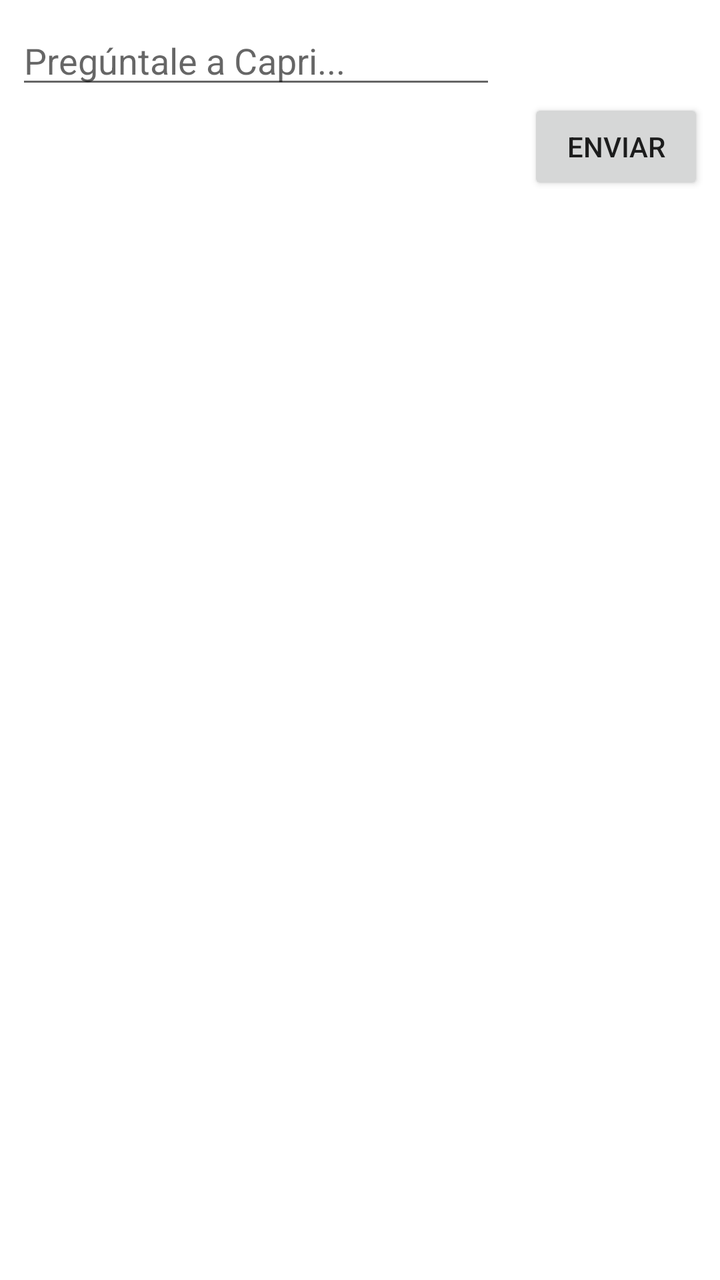
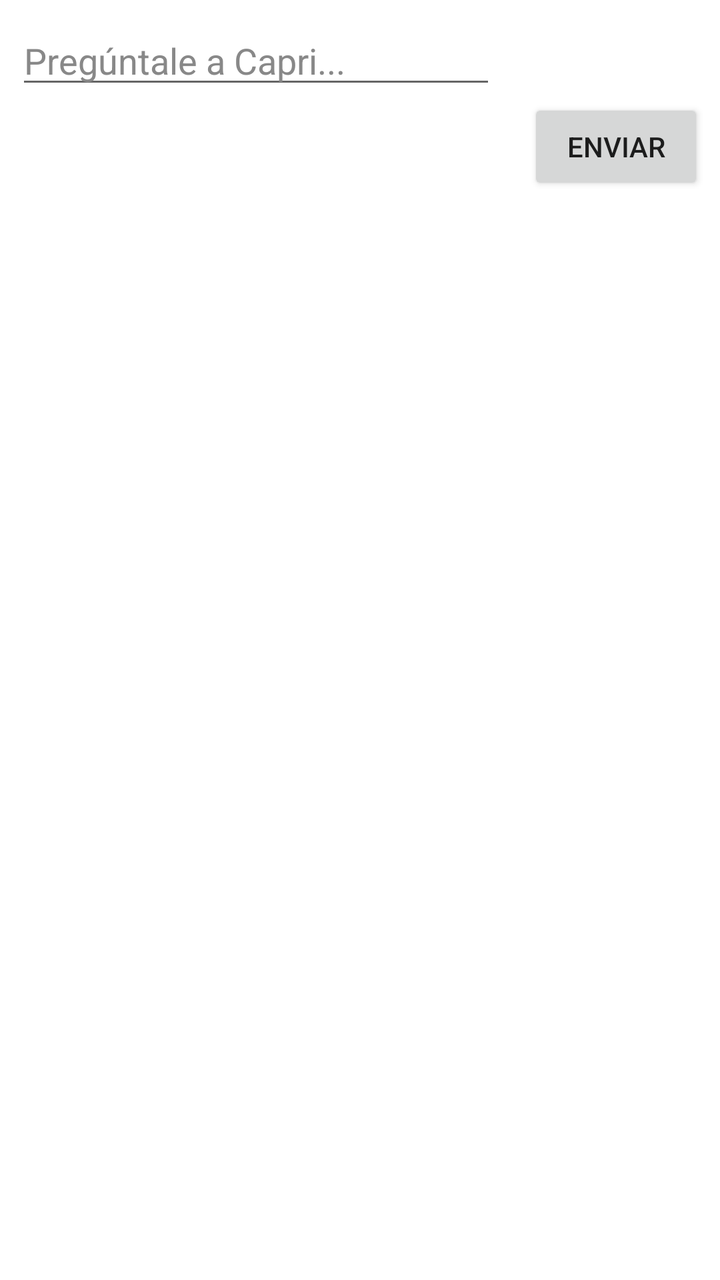

An Android layout rendered at two revisions. The XML below is the earlier revision; the diff shows what the commit changed to produce the second picture.
<!-- AndroidManifest.xml: application theme Theme.AppCompat.DayNight.NoActionBar -->
<!-- res/layout/popup_bubble_input.xml -->
<?xml version="1.0" encoding="utf-8"?>
<LinearLayout xmlns:android="http://schemas.android.com/apk/res/android"
    android:layout_width="wrap_content" android:layout_height="wrap_content"
    android:orientation="vertical" android:background="#FFFFFF"
    android:padding="8dp" android:elevation="8dp">

    <EditText android:id="@+id/edit_input"
        android:layout_width="240dp" android:layout_height="wrap_content"
        android:hint="Pregúntale a Capri..." android:maxLines="2"
        android:inputType="text" />

    <Button android:id="@+id/btn_send"
        android:layout_width="wrap_content" android:layout_height="wrap_content"
        android:layout_gravity="end" android:text="Enviar" />
</LinearLayout>
<!-- resources referenced by this layout -->
<resources>

</resources>

<!-- the commit's change to res/layout/popup_bubble_input.xml (unified diff, before → after) -->
@@ -7,7 +7,9 @@
     <EditText android:id="@+id/edit_input"
         android:layout_width="240dp" android:layout_height="wrap_content"
         android:hint="Pregúntale a Capri..." android:maxLines="2"
-        android:inputType="text" />
+        android:inputType="text"
+        android:textColor="#000000"
+        android:textColorHint="#888888" />
 
     <Button android:id="@+id/btn_send"
         android:layout_width="wrap_content" android:layout_height="wrap_content"
